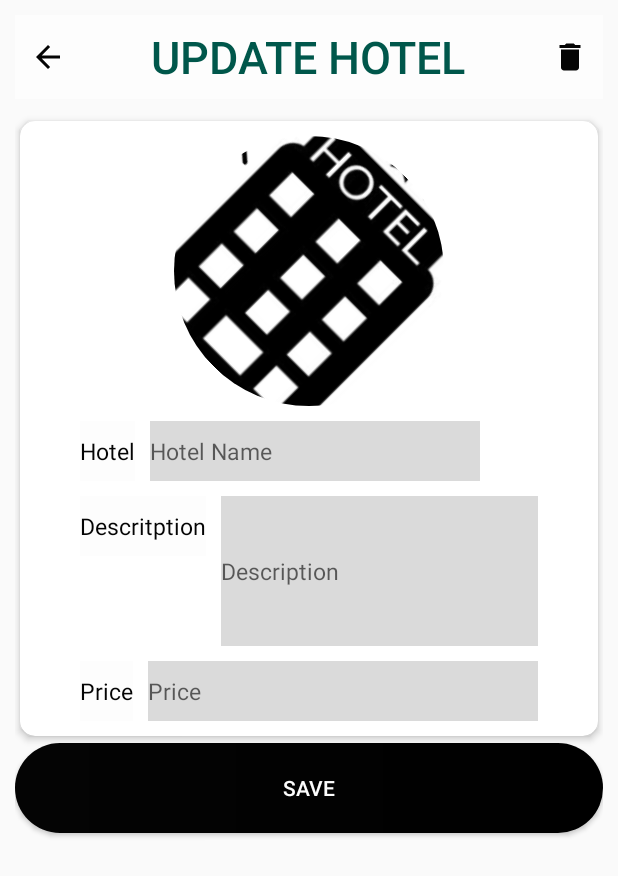
After one commit to Bibekay/HMS_Fontend, an Android app: the AdminupdatehotelsActivity screen opened directly, with no data from a screen before it, on a phone screen of 412 x 824 dp. The commit adds this screen. Shown: the top 876 px of the screen. Run offline under Robolectric (Android 15) with nearby library versions, the phone set to English and light mode, and no system bars; our stand-ins replace CircleImageView, Picasso; pictures from the network do not load.

Commit message:
admin view hotels adapter added with update activity design

```diff
--- a/app/src/main/AndroidManifest.xml
+++ b/app/src/main/AndroidManifest.xml
@@ -16,7 +16,9 @@
         android:supportsRtl="true"
         android:theme="@style/AppTheme"
         android:usesCleartextTraffic="true">
-        <activity android:name=".activities.admin.AdminviewhotelsActivity"></activity>
+        <activity android:name=".activities.admin.AdminupdatehotelsActivity"></activity>
+        <activity android:name=".adapter.AdminviewhotelsAdapter" />
+        <activity android:name=".activities.admin.AdminviewhotelsActivity" />
         <activity android:name=".adapter.AdminviewbookingsAdapter" />
         <activity android:name=".activities.admin.AdminviewbookingsActivity" />
         <activity android:name=".adapter.UserbookingsAdapter" />
--- /dev/null
+++ b/app/src/main/java/com/example/hms/activities/admin/AdminupdatehotelsActivity.java
@@ -0,0 +1,60 @@
+package com.example.hms.activities.admin;
+
+import androidx.appcompat.app.AppCompatActivity;
+
+import android.os.Bundle;
+import android.view.View;
+import android.widget.Button;
+import android.widget.EditText;
+import android.widget.ImageView;
+import android.widget.TextView;
+
+import com.example.hms.R;
+import com.example.hms.activities.users.UserviewhotelsdetailsActivity;
+import com.example.hms.url.url;
+import com.squareup.picasso.Picasso;
+
+import de.hdodenhof.circleimageview.CircleImageView;
+
+public class AdminupdatehotelsActivity extends AppCompatActivity {
+
+    String id;
+    EditText hotelName, descricption, hotelPrice;
+    ImageView  imageBack;
+    CircleImageView hotelImage;
+    Button updateHotel;
+
+    @Override
+    protected void onCreate(Bundle savedInstanceState) {
+        super.onCreate(savedInstanceState);
+        setContentView(R.layout.activity_adminupdatehotels);
+
+        imageBack = findViewById(R.id.iv_backpressed);
+        hotelName = findViewById(R.id.et_hotelName);
+        descricption = findViewById(R.id.et_description);
+        hotelPrice = findViewById(R.id.et_price);
+        hotelImage = findViewById(R.id.civ_hotelImage);
+        updateHotel = findViewById(R.id.btnSave);
+
+        imageBack.setOnClickListener(new View.OnClickListener() {
+            @Override
+            public void onClick(View v) {
+                AdminupdatehotelsActivity.super.onBackPressed();
+            }
+        });
+
+        //retriving single data through recycle view from productAdapter  //
+        Bundle bundle = getIntent().getExtras();
+        if (bundle != null) {
+            id = bundle.getString("id");
+            hotelName.setText(bundle.getString("hotel_name"));
+            descricption.setText(bundle.getString("description"));
+            hotelPrice.setText(bundle.getString("price"));
+
+            String imagepath = url.BASE_URL + bundle.getString("hotel_image");
+            Picasso.get().load(imagepath).into(hotelImage);
+        }
+
+
+    }
+}
--- a/app/src/main/java/com/example/hms/api/HMS_API.java
+++ b/app/src/main/java/com/example/hms/api/HMS_API.java
@@ -19,6 +19,7 @@ import retrofit2.http.Multipart;
 import retrofit2.http.POST;
 import retrofit2.http.PUT;
 import retrofit2.http.Part;
+import retrofit2.http.Path;
 
 public interface HMS_API {
     //  for Users model //
@@ -60,6 +61,10 @@ public interface HMS_API {
     @GET("hotels/hotel")
     Call<List<Hotels>> getHotels(@Header("Authorization") String token);
 
+    @PUT("hotels/{id}/Update")
+    Call<Hotels> updateHotel(@Header("Authorization") String token, @Path("id") String id, @Body Hotels hotels);
+
+
 
     //for model Bookings//
 
--- /dev/null
+++ b/app/src/main/res/layout/activity_adminupdatehotels.xml
@@ -0,0 +1,207 @@
+<?xml version="1.0" encoding="utf-8"?>
+<LinearLayout xmlns:android="http://schemas.android.com/apk/res/android"
+    xmlns:app="http://schemas.android.com/apk/res-auto"
+    xmlns:tools="http://schemas.android.com/tools"
+    android:layout_width="match_parent"
+    android:layout_height="match_parent"
+    android:layout_margin="10dp"
+    android:orientation="vertical"
+    tools:context=".activities.admin.AdminupdatehotelsActivity">
+    <RelativeLayout
+        android:layout_width="match_parent"
+        android:background="@color/white"
+        android:layout_height="?actionBarSize">
+
+
+        <ImageView
+            android:id="@+id/iv_backpressed"
+            android:layout_width="wrap_content"
+            android:layout_height="wrap_content"
+            android:layout_centerVertical="true"
+            android:src="@drawable/ic_back"
+            android:padding="10dp"
+            android:tint="@color/black" />
+
+        <TextView
+            android:layout_width="wrap_content"
+            android:layout_height="match_parent"
+            android:text="UPDATE HOTEL"
+            android:textColor="@color/colorPrimaryDark"
+            android:gravity="center"
+            android:layout_centerHorizontal="true"
+            android:fontFamily="sans-serif-medium"
+            android:textSize="30sp"
+            />
+
+
+        <ImageView
+            android:id="@+id/iv_delete"
+            android:layout_width="wrap_content"
+            android:layout_height="wrap_content"
+            android:layout_centerVertical="true"
+            android:src="@drawable/ic_delete"
+            android:layout_alignParentEnd="true"
+            android:padding="10dp"
+            android:tint="@color/black" />
+
+    </RelativeLayout>
+
+
+    <androidx.cardview.widget.CardView
+        android:layout_width="match_parent"
+        android:layout_height="wrap_content"
+        android:layout_marginTop="10dp"
+        app:cardCornerRadius="10dp"
+        app:cardElevation="3dp"
+        app:cardPreventCornerOverlap="false"
+        app:cardUseCompatPadding="true">
+
+        <RelativeLayout
+            android:layout_width="match_parent"
+            android:layout_height="match_parent"
+            android:padding="10dp">
+
+            <de.hdodenhof.circleimageview.CircleImageView
+                android:id="@+id/civ_hotelImage"
+                android:layout_width="wrap_content"
+                android:layout_height="180dp"
+                android:layout_below="@+id/imageViewTop"
+                android:layout_centerHorizontal="true"
+                android:importantForAccessibility="no"
+                android:rotation="45"
+                android:src="@drawable/logo" />
+
+
+            <RelativeLayout
+                android:id="@+id/rlProductName"
+                android:layout_width="match_parent"
+                android:layout_height="40dp"
+                android:layout_below="@+id/civ_hotelImage"
+                android:layout_marginLeft="30dp"
+                android:layout_marginTop="10dp"
+                android:layout_marginRight="30dp">
+
+                <TextView
+                    android:id="@+id/tv_hotel_name"
+                    android:layout_width="wrap_content"
+                    android:layout_height="match_parent"
+                    android:layout_alignParentTop="true"
+                    android:background="@color/white"
+                    android:gravity="center"
+                    android:text="Hotel"
+                    android:textColor="@color/black"
+                    android:textSize="15sp"
+                    tools:ignore="HardcodedText,RtlSymmetry" />
+
+
+                <EditText
+                    android:id="@+id/et_hotelName"
+                    android:layout_width="220dp"
+                    android:layout_height="match_parent"
+                    android:layout_alignParentTop="true"
+                    android:layout_marginLeft="10dp"
+                    android:layout_toEndOf="@+id/tv_hotel_name"
+                    android:background="@color/editTextBG"
+                    android:hint="Hotel Name"
+                    android:inputType="text"
+                    android:textColor="@color/black"
+                    android:textSize="15sp"
+                    tools:ignore="HardcodedText,RtlSymmetry" />
+
+            </RelativeLayout>
+
+
+            <RelativeLayout
+                android:id="@+id/rlDescription"
+                android:layout_width="match_parent"
+                android:layout_height="100dp"
+                android:layout_below="@+id/rlProductName"
+                android:layout_marginLeft="30dp"
+                android:layout_marginTop="10dp"
+                android:layout_marginRight="30dp">
+
+                <TextView
+                    android:id="@+id/tv_Descritption"
+                    android:layout_width="wrap_content"
+                    android:layout_height="40dp"
+                    android:layout_alignParentTop="true"
+                    android:background="@color/white"
+                    android:gravity="center"
+                    android:text="Descritption"
+                    android:textColor="@color/black"
+                    android:textSize="15sp"
+                    tools:ignore="HardcodedText,RtlSymmetry" />
+
+
+                <EditText
+                    android:id="@+id/et_description"
+                    android:layout_width="match_parent"
+                    android:layout_height="match_parent"
+                    android:layout_alignParentTop="true"
+                    android:layout_marginLeft="10dp"
+                    android:layout_toEndOf="@+id/tv_Descritption"
+                    android:background="@color/editTextBG"
+                    android:hint="Description"
+                    android:inputType="text"
+                    android:textColor="@color/black"
+                    android:textSize="15sp"
+                    tools:ignore="HardcodedText,RtlSymmetry" />
+
+            </RelativeLayout>
+
+
+            <RelativeLayout
+                android:id="@+id/rlPrice"
+                android:layout_width="match_parent"
+                android:layout_height="40dp"
+                android:layout_below="@+id/rlDescription"
+                android:layout_marginLeft="30dp"
+                android:layout_marginTop="10dp"
+                android:layout_marginRight="30dp">
+
+                <TextView
+                    android:id="@+id/tv_Price"
+                    android:layout_width="wrap_content"
+                    android:layout_height="match_parent"
+                    android:layout_alignParentTop="true"
+                    android:background="@color/white"
+                    android:gravity="center"
+                    android:text="Price"
+                    android:textColor="@color/black"
+                    android:textSize="15sp"
+                    tools:ignore="HardcodedText,RtlSymmetry" />
+
+
+                <EditText
+                    android:id="@+id/et_price"
+                    android:layout_width="match_parent"
+                    android:layout_height="match_parent"
+                    android:layout_alignParentTop="true"
+                    android:layout_marginLeft="10dp"
+                    android:layout_toEndOf="@+id/tv_Price"
+                    android:background="@color/editTextBG"
+                    android:hint="Price"
+                    android:inputType="number"
+                    android:textColor="@color/black"
+                    android:textSize="15sp"
+                    tools:ignore="HardcodedText,RtlSymmetry" />
+
+            </RelativeLayout>
+
+        </RelativeLayout>
+
+
+
+
+    </androidx.cardview.widget.CardView>
+
+    <Button
+        android:id="@+id/btnSave"
+        android:layout_width="match_parent"
+        android:layout_height="60dp"
+        android:background="@drawable/custombutton"
+        android:fontFamily="sans-serif-medium"
+        android:text="Save"
+        android:textColor="@color/white"
+        tools:ignore="HardcodedText" />
+</LinearLayout>
--- a/app/src/main/res/layout/activity_adminviewbookings_adapter.xml
+++ b/app/src/main/res/layout/activity_adminviewbookings_adapter.xml
@@ -59,7 +59,7 @@
             <RelativeLayout
                 android:id="@+id/expandable_layout_adminuserdetails"
                 android:layout_width="match_parent"
-                android:layout_height="400dp"
+                android:layout_height="wrap_content"
                 android:background="@color/white">
 
                 <ImageView
--- a/app/src/main/res/menu/admin_menu.xml
+++ b/app/src/main/res/menu/admin_menu.xml
@@ -33,12 +33,6 @@
                 android:checkableBehavior="single">
 
                 <item
-                    android:id="@+id/login"
-                    android:title="@string/Login"
-                    android:icon="@drawable/login"
-                    />
-
-                <item
                     android:id="@+id/profile"
                     android:title="@string/Profile"
                     android:icon="@drawable/proifle"
```
Also changed, not shown: app/src/main/java/com/example/hms/activities/admin/AdminviewhotelsActivity.java (+53 -1 lines), app/src/main/java/com/example/hms/adapter/AdminviewhotelsAdapter.java (added, +106 -0 lines), app/src/main/res/layout/activity_adminviewhotels_adapter.xml (added, +91 -0 lines).
